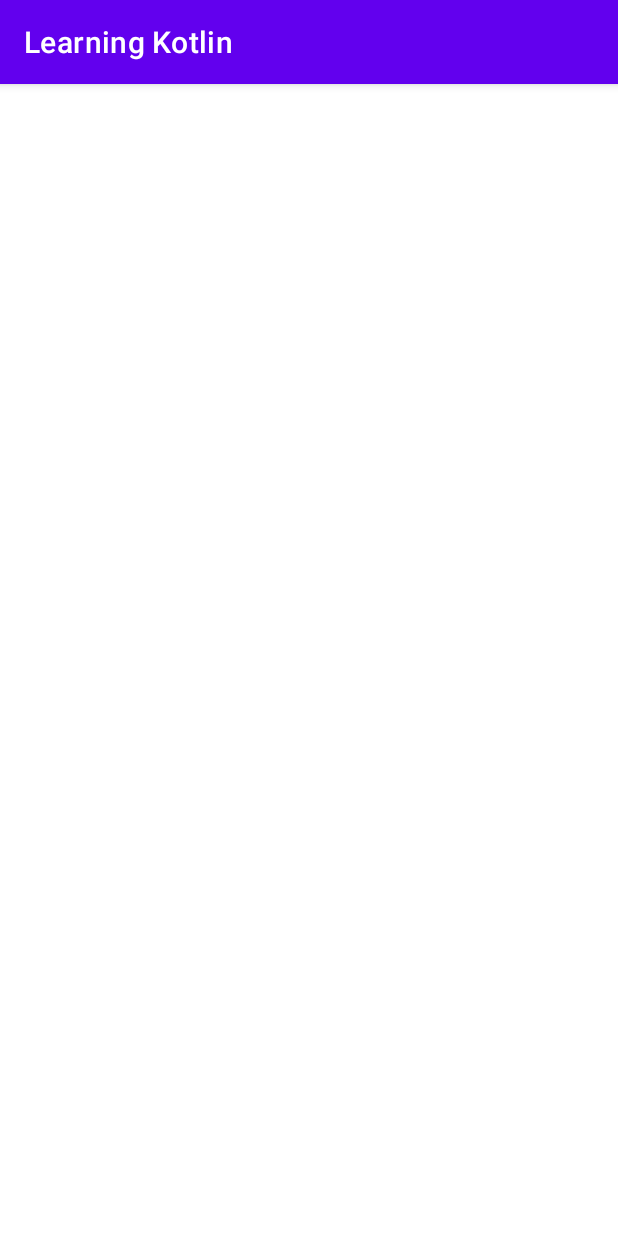
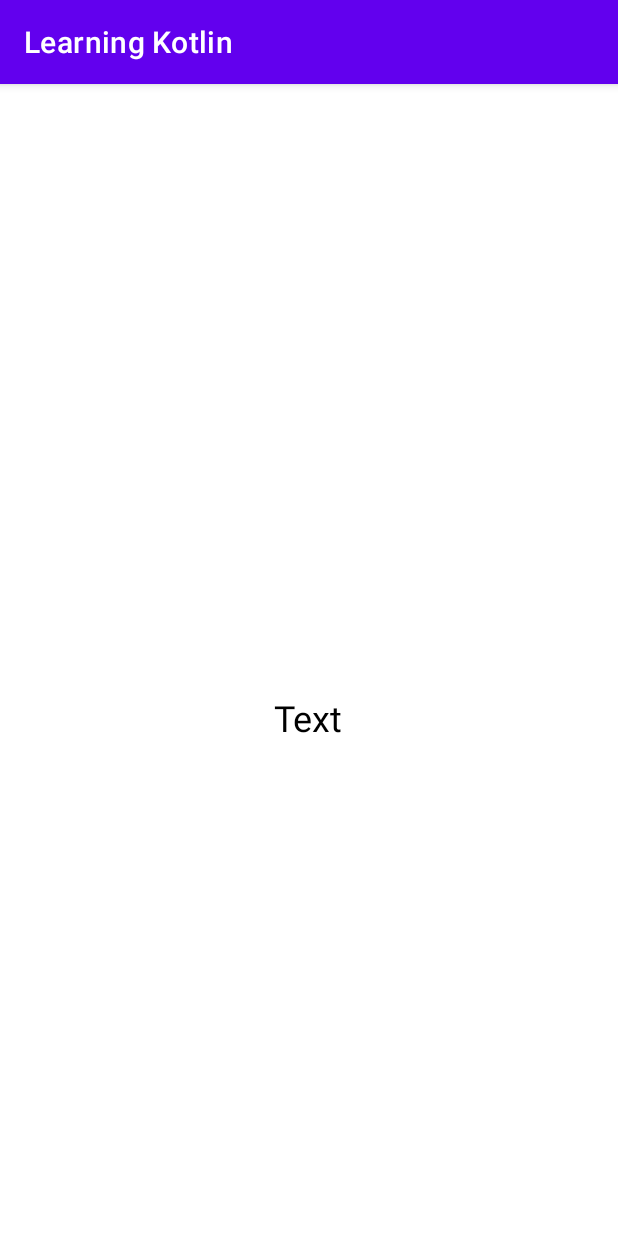
Before and after one commit to Dominik277/CountdownApp, an Android app: the screen it shows after launch (MainActivity), on a phone screen of 412 x 824 dp. Run offline under Robolectric (Android 15) with nearby library versions, the phone set to English and light mode, and no system bars.

Commit message:
Dodan vizualni dio za activity_main.xml.

```diff
--- a/app/src/main/res/layout/activity_main.xml
+++ b/app/src/main/res/layout/activity_main.xml
@@ -1,12 +1,33 @@
 <?xml version="1.0" encoding="utf-8"?>
-<LinearLayout
+<androidx.drawerlayout.widget.DrawerLayout
     xmlns:android="http://schemas.android.com/apk/res/android"
     xmlns:app="http://schemas.android.com/apk/res-auto"
     xmlns:tools="http://schemas.android.com/tools"
+    android:id="@+id/drawerLayout"
     android:layout_width="match_parent"
-    android:layout_height="match_parent"
-    android:orientation="horizontal">
+    android:layout_height="match_parent">
 
+    <LinearLayout
+        android:layout_width="match_parent"
+        android:layout_height="match_parent"
+        android:orientation="vertical">
 
+        <ImageView
+            android:id="@+id/imageView"
+            android:layout_width="wrap_content"
+            android:layout_height="350dp"
+            android:layout_marginTop="24dp"
+            app:srcCompat=""/>
+        <TextView
+            android:id="@+id/textView"
+            android:layout_width="wrap_content"
+            android:layout_height="wrap_content"
+            android:layout_gravity="center_horizontal"
+            android:layout_marginTop="32dp"
+            android:text="Text"
+            android:textAlignment="center"
+            android:textColor="@color/black"
+            android:textSize="24sp"/>
+    </LinearLayout>
 
-</LinearLayout>
+</androidx.drawerlayout.widget.DrawerLayout>
--- /dev/null
+++ b/app/src/main/res/menu/main_menu.xml
@@ -0,0 +1,4 @@
+<?xml version="1.0" encoding="utf-8"?>
+<menu xmlns:android="http://schemas.android.com/apk/res/android">
+
+</menu>
```
